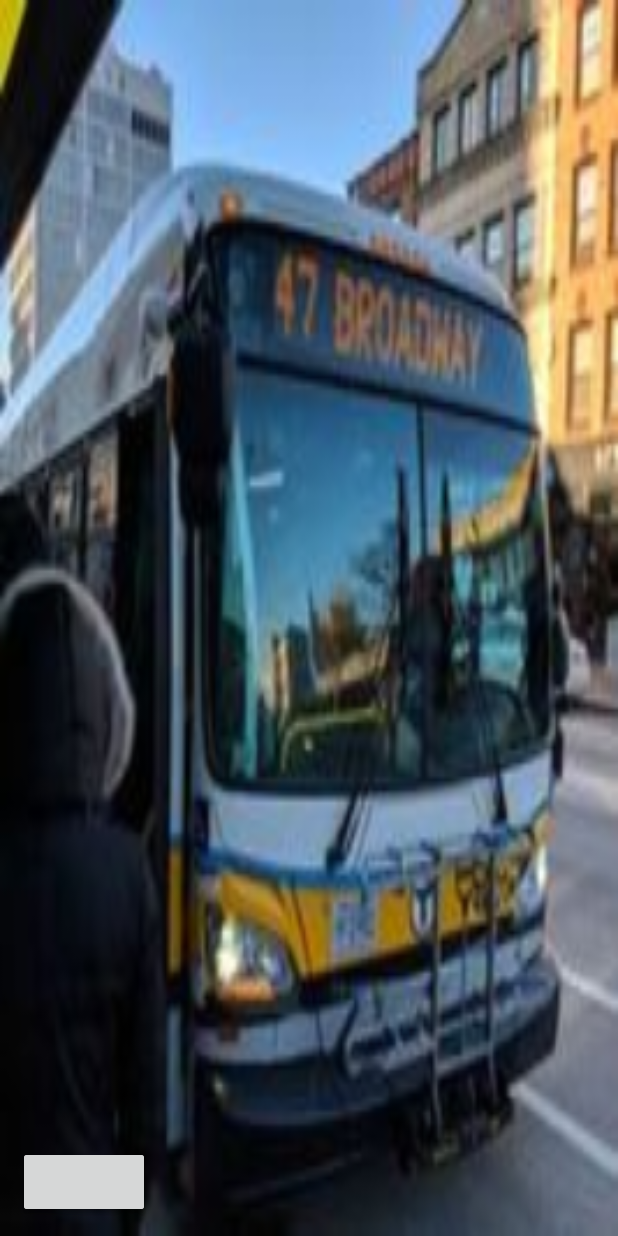
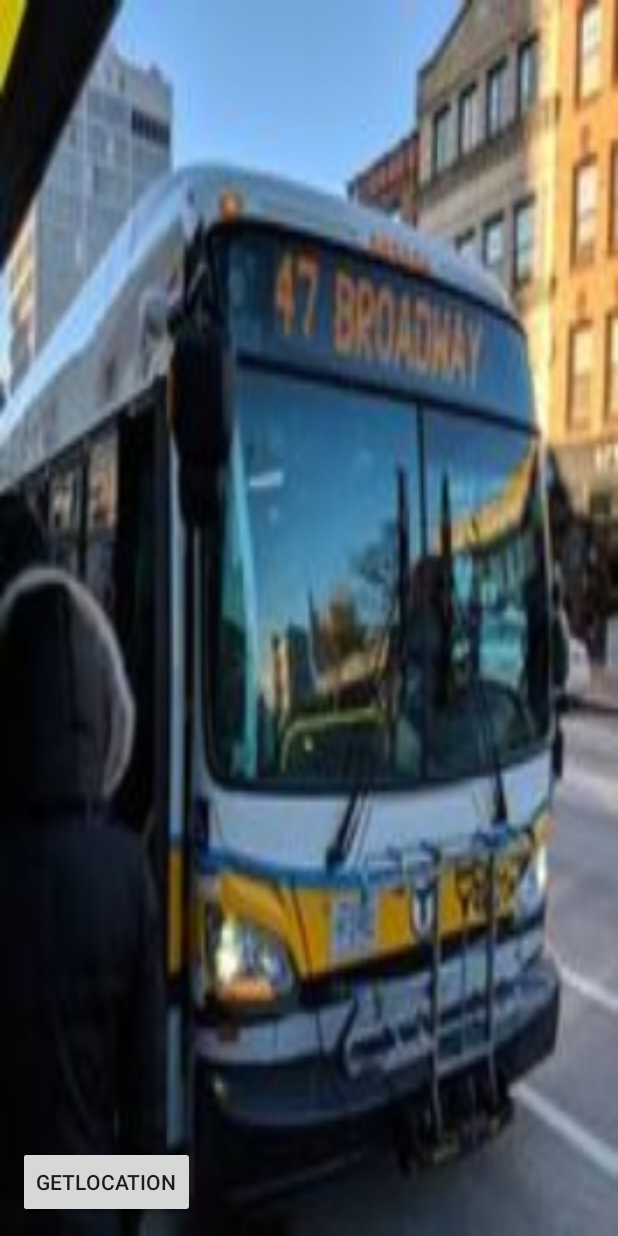
Before and after one commit to takaoandrew/alight, an Android app: the layout activity_tour.xml on its own in the app's theme, with its tools: preview values and no code run, on a phone screen of 412 x 824 dp. Run offline under Robolectric (Android 15) with nearby library versions, the phone set to English and light mode, and no system bars.

Commit message:
Add GeotaggedImage class to include location data and filename of temporary storage location (caching purposes). Add a method to check distance between coordinates. Implement gps and media downloading functionality from concept apps previously made.

```diff
--- a/app/src/main/res/layout/activity_tour.xml
+++ b/app/src/main/res/layout/activity_tour.xml
@@ -30,12 +30,24 @@
             android:layout_height="wrap_content"
             app:layout_constraintBottom_toBottomOf="parent"
             app:layout_constraintLeft_toLeftOf="parent"
+            android:text="GetLocation"
+            android:onClick="getLocation"
             android:layout_margin="12dp"/>
 
         <TextView
             android:layout_width="wrap_content"
             android:layout_height="wrap_content"
+            android:textColor="@android:color/white"
+            android:textSize="24sp"
             android:id="@+id/location"/>
+
+        <TextView
+            android:layout_width="wrap_content"
+            android:layout_height="wrap_content"
+            android:textColor="@android:color/white"
+            android:textSize="24sp"
+            app:layout_constraintTop_toBottomOf="@id/location"
+            android:id="@+id/closest_poi"/>
 
     </android.support.constraint.ConstraintLayout>
 
```
Also changed, not shown: app/src/main/java/com/andrewtakao/alight/GeotaggedImage.java (+9 -0 lines), app/src/main/java/com/andrewtakao/alight/TourActivity.java (+117 -28 lines).
